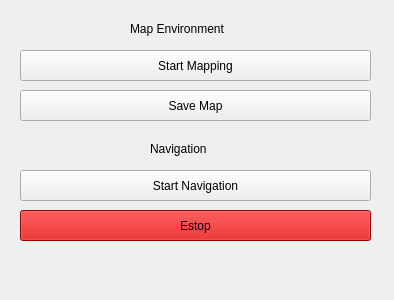
Qt form resource/building-inspec-control.ui (Concordia-Building-Inspection-Robot/wheeltec-building-inspection) before a commit.
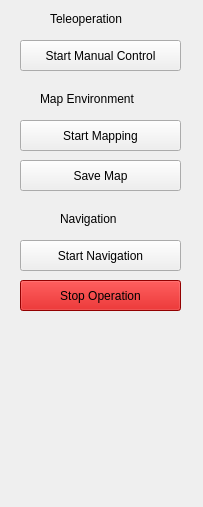
The same form after that commit.

Commit message: Fix bugs with robot handler node, add new button and improve threading of ros launch processes

```diff
--- a/resource/building-inspec-control.ui
+++ b/resource/building-inspec-control.ui
@@ -6,8 +6,8 @@
    <rect>
     <x>0</x>
     <y>0</y>
-    <width>394</width>
-    <height>300</height>
+    <width>203</width>
+    <height>507</height>
    </rect>
   </property>
   <property name="windowTitle">
@@ -17,8 +17,8 @@
    <property name="geometry">
     <rect>
      <x>20</x>
-     <y>50</y>
-     <width>351</width>
+     <y>120</y>
+     <width>161</width>
      <height>31</height>
     </rect>
    </property>
@@ -30,8 +30,8 @@
    <property name="geometry">
     <rect>
      <x>20</x>
-     <y>170</y>
-     <width>351</width>
+     <y>240</y>
+     <width>161</width>
      <height>31</height>
     </rect>
    </property>
@@ -43,8 +43,8 @@
    <property name="geometry">
     <rect>
      <x>20</x>
-     <y>90</y>
-     <width>351</width>
+     <y>160</y>
+     <width>161</width>
      <height>31</height>
     </rect>
    </property>
@@ -55,8 +55,8 @@
   <widget class="QLabel" name="MapLabel">
    <property name="geometry">
     <rect>
-     <x>130</x>
-     <y>20</y>
+     <x>40</x>
+     <y>90</y>
      <width>121</width>
      <height>17</height>
     </rect>
@@ -68,8 +68,8 @@
   <widget class="QLabel" name="NavLabel">
    <property name="geometry">
     <rect>
-     <x>150</x>
-     <y>140</y>
+     <x>60</x>
+     <y>210</y>
      <width>81</width>
      <height>17</height>
     </rect>
@@ -82,8 +82,8 @@
    <property name="geometry">
     <rect>
      <x>20</x>
-     <y>210</y>
-     <width>351</width>
+     <y>280</y>
+     <width>161</width>
      <height>31</height>
     </rect>
    </property>
@@ -94,7 +94,33 @@
     <string notr="true">background-color: rgb(204, 0, 0)</string>
    </property>
    <property name="text">
-    <string>Estop</string>
+    <string>Stop Operation</string>
+   </property>
+  </widget>
+  <widget class="QLabel" name="TeleopLabel">
+   <property name="geometry">
+    <rect>
+     <x>50</x>
+     <y>10</y>
+     <width>101</width>
+     <height>17</height>
+    </rect>
+   </property>
+   <property name="text">
+    <string>Teleoperation</string>
+   </property>
+  </widget>
+  <widget class="QPushButton" name="StartManualControl">
+   <property name="geometry">
+    <rect>
+     <x>20</x>
+     <y>40</y>
+     <width>161</width>
+     <height>31</height>
+    </rect>
+   </property>
+   <property name="text">
+    <string>Start Manual Control</string>
    </property>
   </widget>
  </widget>
```
The commit also changes 4 other files.
